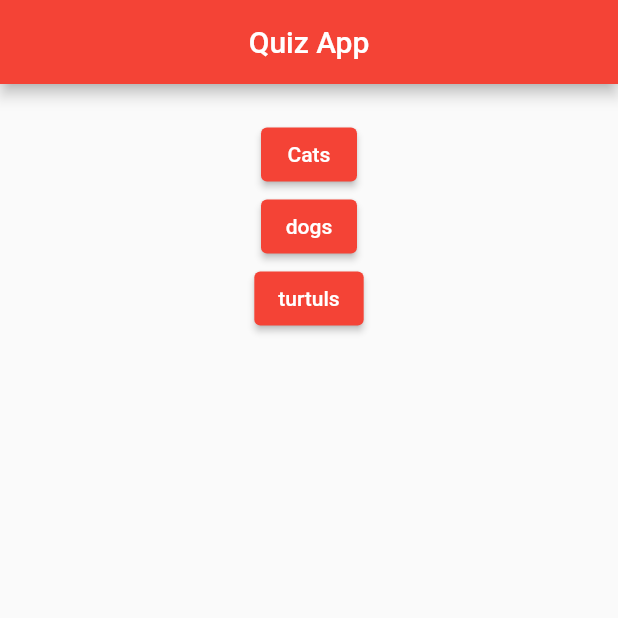
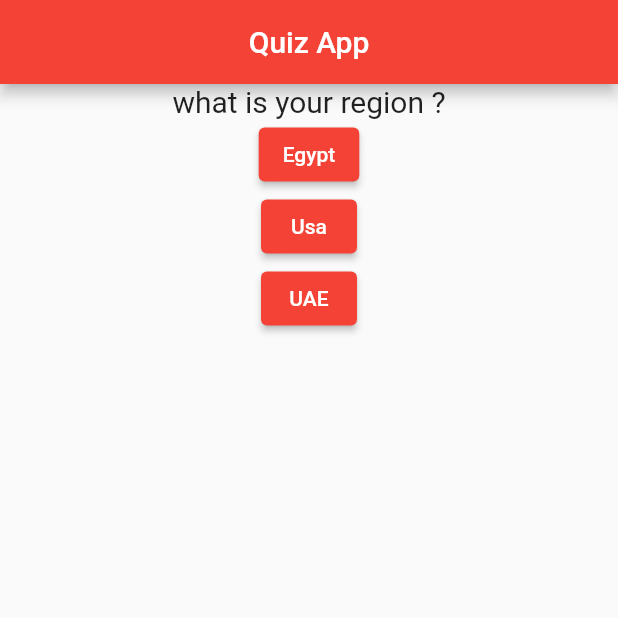
Before and after one commit to Osama0habib/quiz_app, a Flutter app: the screen it shows after launch, after a tap on "dogs", on a phone screen of 412 x 824 dp, the top half of it. Run offline on Flutter 3.47's test engine with Material 2 defaults, Android fonts, the phone set to English and light mode, and no system bars.

Commit message:
quez app 3

```diff
--- a/lib/home.dart
+++ b/lib/home.dart
@@ -1,6 +1,4 @@
 import 'package:flutter/material.dart';
-
-
 
 class HomeScreen extends StatefulWidget {
   @override
@@ -8,24 +6,39 @@ class HomeScreen extends StatefulWidget {
 }
 
 class _HomeScreenState extends State<HomeScreen> {
-  List<String> questions = [
-    "what is your favourite pet ?",
-    "what is your region ?",
-    "what is your grade ?"
-  ];
   int _index = 0;
 
-  List<Map<String,dynamic>> quizz = [{
-    "question" : "what is your favourite pet ?",
-    "answer" : {"text" : "dogs" , "score" : 60},
-  },{
-    "question" : "what is your favourite pet ?",
-    "answer" : {"text" : "dogs" , "score" : 60},
-  },{}];
+  List<Map<String, dynamic>> quizz = [
+    {
+      "question": "what is your favourite pet ?",
+      "answer": [
+        {"text": "dogs", "score": 30},
+        {"text": "Cats", "score": 70},
+        {"text": "turtles", "score": 50},
+      ],
+    },
+    {
+      "question": "what is your region ?",
+      "answer": [
+        {"text": "Egypt", "score": 50},
+        {"text": "Usa", "score": 70},
+        {"text": "UAE", "score": 30},
+      ],
+    },
+    {
+      "question": "what is your Sport ?",
+      "answer": [
+        {"text": "running", "score": 70},
+        {"text": "Gym", "score": 50},
+        {"text": "Tennis", "score": 30},
+      ],
+    }
+  ];
+  int score = 0;
 
   @override
   Widget build(BuildContext context) {
-    print(quizz[0]["answer"]["score"]);
+    print(quizz[0]["answer"]);
     return Scaffold(
       appBar: AppBar(
         title: Text("Quiz App"),
@@ -33,33 +46,51 @@ class _HomeScreenState extends State<HomeScreen> {
       ),
       body: Container(
         width: double.infinity,
-        child: Column(
+        child:_index <= quizz.length - 1
+            ? Column(
                 mainAxisSize: MainAxisSize.min,
                 crossAxisAlignment: CrossAxisAlignment.center,
                 children: [
                   Text(
-             "",
+                    quizz[_index]["question"],
                     style: const TextStyle(
                       fontSize: 20,
                     ),
                   ),
-            ElevatedButton(
+                  // ElevatedButton(
+                  //   onPressed: () {
+                  //     setState(() {
+                  //       _index++;
+                  //     });
+                  //   },
+                  //   child: Text("Cats"),
+                  // ),
+                  // ElevatedButton(
+                  //   onPressed: () {},
+                  //   child: Text("dogs"),
+                  // ),
+                  // ElevatedButton(
+                  //   onPressed: () {},
+                  //   child: Text("turtuls"),
+                  // ),
+                  ...quizz[_index]["answer"].map(
+                    (el) => ElevatedButton(
                       onPressed: () {
-                setState(() {
+                        setState(
+                          () {
                             _index++;
-                });
+                            score += el["score"] as int;
+                            print(score);
                           },
-              child: Text("Cats"),
+                        );
+                      },
+                      child: Text(el["text"]),
                     ),
-            ElevatedButton(
-              onPressed: () {},
-              child: Text("dogs"),
-            ),
-            ElevatedButton(
-              onPressed: () {},
-              child: Text("turtuls"),
                   ),
                 ],
+              )
+            : Center(
+                child: Text("Score is $score"),
               ),
       ),
     );
```
Lines whose indentation alone changed are shown as unchanged.
